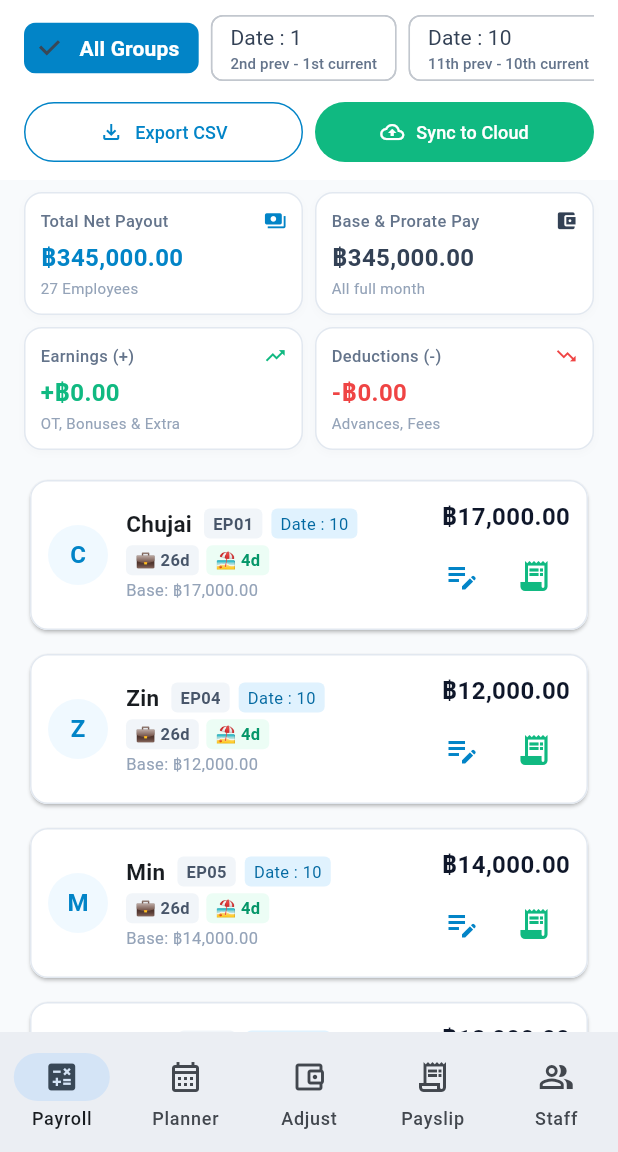
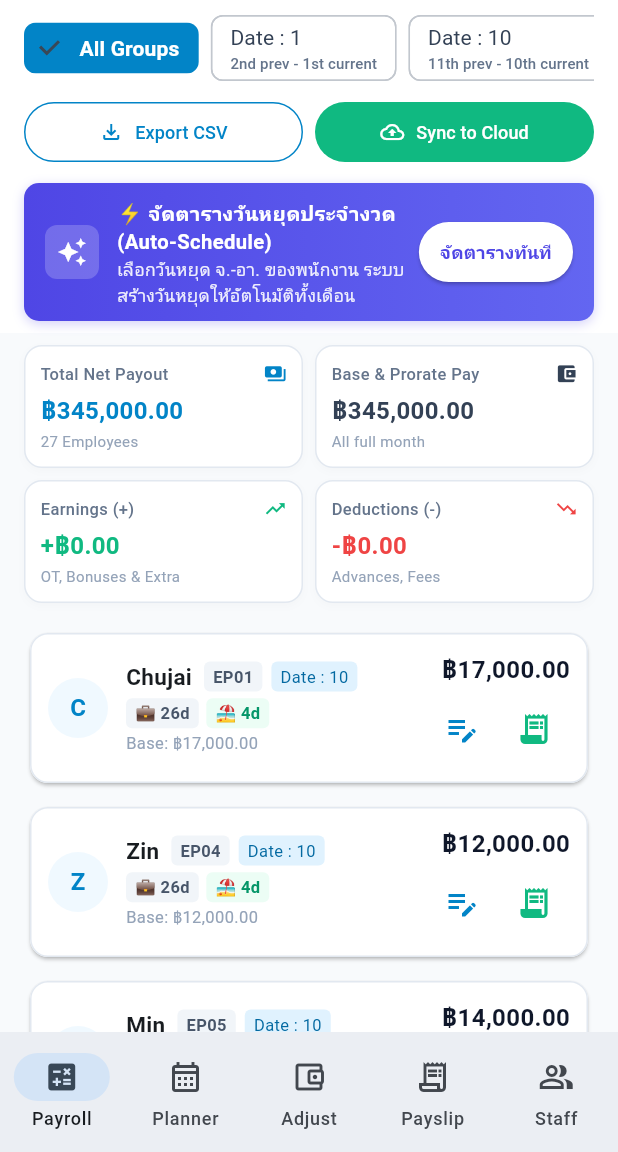
Before and after one commit to Churntawan/signature_payroll_app, a Flutter app: the screen it shows after launch, on a phone screen of 412 x 824 dp, the part 84-1236 px from its top. Run offline on Flutter 3.47's test engine with Material 3 defaults, Android fonts, the light colour scheme and no system bars; our stand-ins replace web; missing offline and left inert: dart:js_interop; network calls fail.

Commit message:
feat: add prominent auto-schedule day-off banner to Tab 1 and Tab 2 with cache busting

```diff
--- a/lib/main.dart
+++ b/lib/main.dart
@@ -725,6 +725,63 @@ class _PayrollMainScreenState extends State<PayrollMainScreen> {
                   ],
                 ),
               ],
+              // Prominent Auto-Schedule Day-off Banner in Tab 1
+              Container(
+                margin: const EdgeInsets.only(top: 10),
+                padding: const EdgeInsets.symmetric(horizontal: 14, vertical: 10),
+                decoration: BoxDecoration(
+                  gradient: const LinearGradient(
+                    colors: [Color(0xFF4F46E5), Color(0xFF6366F1)],
+                  ),
+                  borderRadius: BorderRadius.circular(10),
+                  boxShadow: [
+                    BoxShadow(
+                      color: const Color(0xFF4F46E5).withValues(alpha: 0.25),
+                      blurRadius: 6,
+                      offset: const Offset(0, 2),
+                    ),
+                  ],
+                ),
+                child: Row(
+                  children: [
+                    Container(
+                      padding: const EdgeInsets.all(8),
+                      decoration: BoxDecoration(
+                        color: Colors.white.withValues(alpha: 0.2),
+                        borderRadius: BorderRadius.circular(8),
+                      ),
+                      child: const Icon(Icons.auto_awesome, color: Colors.white, size: 20),
+                    ),
+                    const SizedBox(width: 12),
+                    Expanded(
+                      child: Column(
+                        crossAxisAlignment: CrossAxisAlignment.start,
+                        children: [
+                          const Text(
+                            '⚡ จัดตารางวันหยุดประจำงวด (Auto-Schedule)',
+                            style: TextStyle(color: Colors.white, fontWeight: FontWeight.bold, fontSize: 13.5),
+                          ),
+                          Text(
+                            'เลือกวันหยุด จ.-อา. ของพนักงาน ระบบสร้างวันหยุดให้อัตโนมัติทั้งเดือน',
+                            style: TextStyle(color: Colors.white.withValues(alpha: 0.9), fontSize: 11.5),
+                          ),
+                        ],
+                      ),
+                    ),
+                    const SizedBox(width: 8),
+                    ElevatedButton(
+                      onPressed: _showAutoScheduleDayOffsDialog,
+                      style: ElevatedButton.styleFrom(
+                        backgroundColor: Colors.white,
+                        foregroundColor: const Color(0xFF4F46E5),
+                        padding: const EdgeInsets.symmetric(horizontal: 14, vertical: 8),
+                        elevation: 1,
+                      ),
+                      child: const Text('จัดตารางทันที', style: TextStyle(fontWeight: FontWeight.bold, fontSize: 12)),
+                    ),
+                  ],
+                ),
+              ),
             ],
           ),
         ),
@@ -1131,6 +1188,63 @@ class _PayrollMainScreenState extends State<PayrollMainScreen> {
                   ],
                 ),
               ],
+              // Prominent Auto-Schedule Banner in Tab 2
+              Container(
+                margin: const EdgeInsets.only(top: 10),
+                padding: const EdgeInsets.symmetric(horizontal: 14, vertical: 10),
+                decoration: BoxDecoration(
+                  gradient: const LinearGradient(
+                    colors: [Color(0xFF4F46E5), Color(0xFF6366F1)],
+                  ),
+                  borderRadius: BorderRadius.circular(10),
+                  boxShadow: [
+                    BoxShadow(
+                      color: const Color(0xFF4F46E5).withValues(alpha: 0.25),
+                      blurRadius: 6,
+                      offset: const Offset(0, 2),
+                    ),
+                  ],
+                ),
+                child: Row(
+                  children: [
+                    Container(
+                      padding: const EdgeInsets.all(8),
+                      decoration: BoxDecoration(
+                        color: Colors.white.withValues(alpha: 0.2),
+                        borderRadius: BorderRadius.circular(8),
+                      ),
+                      child: const Icon(Icons.auto_awesome, color: Colors.white, size: 20),
+                    ),
+                    const SizedBox(width: 12),
+                    Expanded(
+                      child: Column(
+                        crossAxisAlignment: CrossAxisAlignment.start,
+                        children: [
+                          const Text(
+                            '⚡ จัดตารางวันหยุดประจำงวด (Auto-Schedule)',
+                            style: TextStyle(color: Colors.white, fontWeight: FontWeight.bold, fontSize: 13.5),
+                          ),
+                          Text(
+                            'เลือกวันหยุด จ.-อา. ของพนักงาน ระบบสร้างวันหยุดให้อัตโนมัติทั้งเดือน',
+                            style: TextStyle(color: Colors.white.withValues(alpha: 0.9), fontSize: 11.5),
+                          ),
+                        ],
+                      ),
+                    ),
+                    const SizedBox(width: 8),
+                    ElevatedButton(
+                      onPressed: _showAutoScheduleDayOffsDialog,
+                      style: ElevatedButton.styleFrom(
+                        backgroundColor: Colors.white,
+                        foregroundColor: const Color(0xFF4F46E5),
+                        padding: const EdgeInsets.symmetric(horizontal: 14, vertical: 8),
+                        elevation: 1,
+                      ),
+                      child: const Text('จัดตารางทันที', style: TextStyle(fontWeight: FontWeight.bold, fontSize: 12)),
+                    ),
+                  ],
+                ),
+              ),
             ],
           ),
         ),
```
Also changed, not shown: 1 other file.
